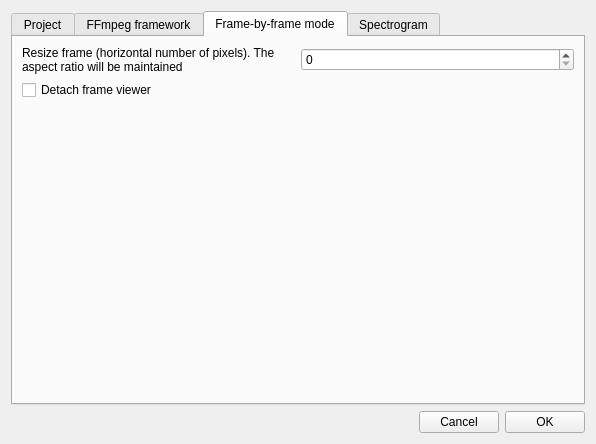
First picture: the form in preferences.ui, repository olivierfriard/BORIS, before the edit.
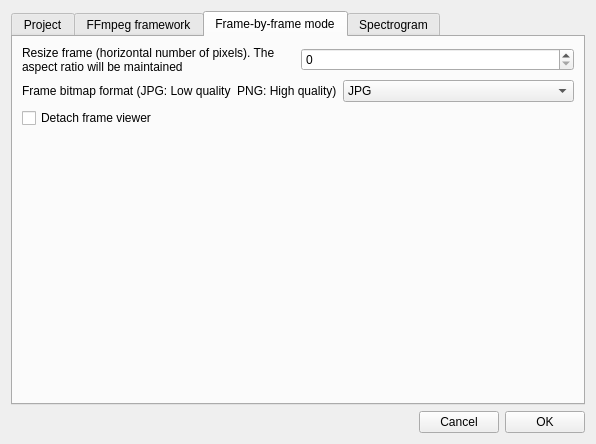
Second picture: the form after the edit. The open tabs and pages were chosen to show the change.

Commit message: fix bug on frame resizing function

Patch:
```diff
--- a/preferences.ui
+++ b/preferences.ui
@@ -314,6 +314,31 @@
              </item>
             </layout>
            </item>
+           <item>
+            <layout class="QHBoxLayout" name="horizontalLayout_8">
+             <item>
+              <widget class="QLabel" name="label_9">
+               <property name="text">
+                <string>Frame bitmap format (JPG: Low quality  PNG: High quality)</string>
+               </property>
+              </widget>
+             </item>
+             <item>
+              <widget class="QComboBox" name="cbFrameBitmapFormat">
+               <item>
+                <property name="text">
+                 <string>JPG</string>
+                </property>
+               </item>
+               <item>
+                <property name="text">
+                 <string>PNG</string>
+                </property>
+               </item>
+              </widget>
+             </item>
+            </layout>
+           </item>
            <item>
             <widget class="QCheckBox" name="cbDetachFrameViewer">
              <property name="text">
```
Left out of the diff: 2 changed lines with no effect on the pictures. The commit also changes 5 other files.
